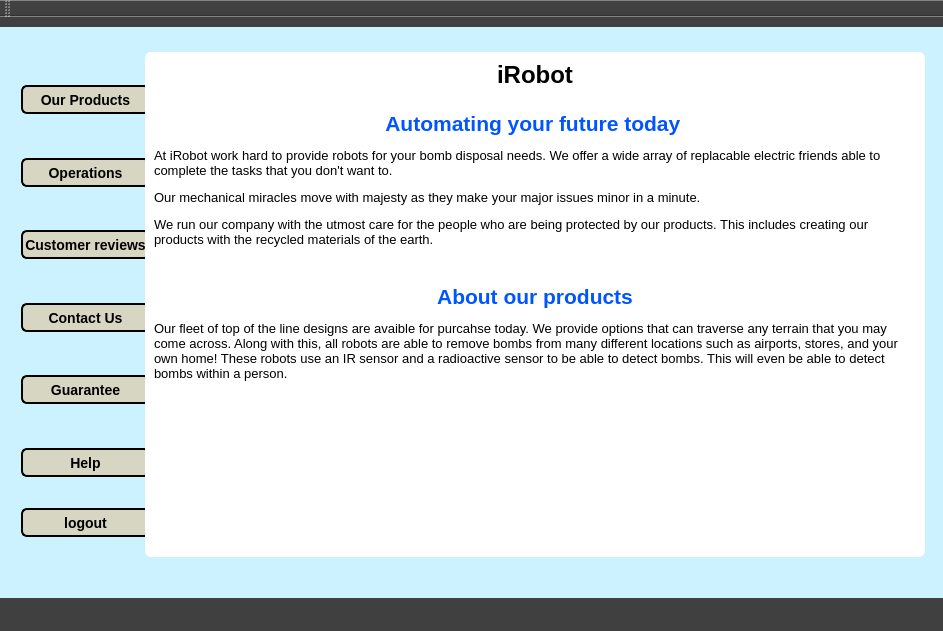
This is IRobot/mainwindow.ui in OwlbitCode/CS-c1-project1 as Qt 5 draws it before an edit. The edited form follows.
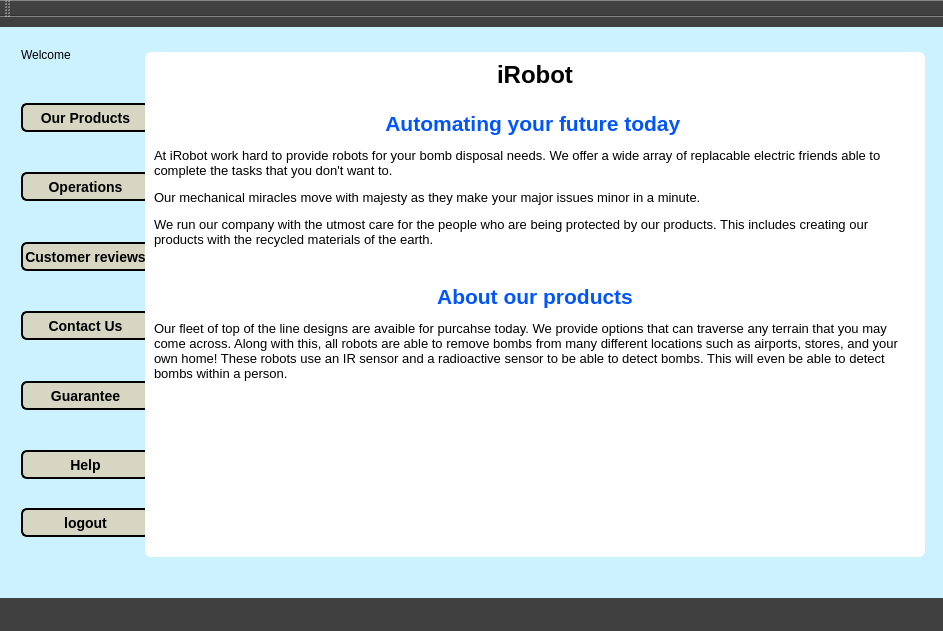
This is the edited form. The open tabs and pages were chosen to show the change. Icons and pictures are not drawn.

The edit to the form file:
```diff
--- a/IRobot/mainwindow.ui
+++ b/IRobot/mainwindow.ui
@@ -286,33 +286,7 @@
        </rect>
       </property>
       <layout class="QGridLayout" name="gridLayout_2">
-       <item row="2" column="1">
-        <spacer name="verticalSpacer_3">
-         <property name="orientation">
-          <enum>Qt::Vertical</enum>
-         </property>
-         <property name="sizeHint" stdset="0">
-          <size>
-           <width>20</width>
-           <height>40</height>
-          </size>
-         </property>
-        </spacer>
-       </item>
-       <item row="6" column="1">
-        <spacer name="verticalSpacer_8">
-         <property name="orientation">
-          <enum>Qt::Vertical</enum>
-         </property>
-         <property name="sizeHint" stdset="0">
-          <size>
-           <width>20</width>
-           <height>40</height>
-          </size>
-         </property>
-        </spacer>
-       </item>
-       <item row="7" column="1">
+       <item row="10" column="1">
         <widget class="QPushButton" name="pushButton_7">
          <property name="styleSheet">
           <string notr="true">font-weight: bold;
@@ -329,15 +303,28 @@
          </property>
         </widget>
        </item>
-       <item row="1" column="2">
+       <item row="9" column="1">
+        <spacer name="verticalSpacer_8">
+         <property name="orientation">
+          <enum>Qt::Vertical</enum>
+         </property>
+         <property name="sizeHint" stdset="0">
+          <size>
+           <width>20</width>
+           <height>40</height>
+          </size>
+         </property>
+        </spacer>
+       </item>
+       <item row="4" column="2">
         <widget class="QLabel" name="helpLabel1">
          <property name="text">
           <string>Click the &quot;Our Products&quot; Button to view and purchase the products we have for sale</string>
          </property>
         </widget>
        </item>
-       <item row="0" column="1">
-        <spacer name="verticalSpacer_5">
+       <item row="5" column="1">
+        <spacer name="verticalSpacer_3">
          <property name="orientation">
           <enum>Qt::Vertical</enum>
          </property>
@@ -350,6 +337,19 @@
         </spacer>
        </item>
        <item row="3" column="1">
+        <spacer name="verticalSpacer_5">
+         <property name="orientation">
+          <enum>Qt::Vertical</enum>
+         </property>
+         <property name="sizeHint" stdset="0">
+          <size>
+           <width>20</width>
+           <height>40</height>
+          </size>
+         </property>
+        </spacer>
+       </item>
+       <item row="6" column="1">
         <widget class="QPushButton" name="opButton">
          <property name="styleSheet">
           <string notr="true">font-weight: bold;
@@ -366,7 +366,7 @@
          </property>
         </widget>
        </item>
-       <item row="9" column="1">
+       <item row="12" column="1">
         <widget class="QPushButton" name="pushButton_6">
          <property name="styleSheet">
           <string notr="true">font-weight: bold;
@@ -383,7 +383,7 @@
          </property>
         </widget>
        </item>
-       <item row="4" column="1">
+       <item row="7" column="1">
         <spacer name="verticalSpacer_2">
          <property name="orientation">
           <enum>Qt::Vertical</enum>
@@ -396,68 +396,61 @@
          </property>
         </spacer>
        </item>
-       <item row="7" column="2">
+       <item row="10" column="2">
         <widget class="QLabel" name="helpLabel2">
          <property name="text">
           <string>Click the &quot;Contact Us&quot; button to reach our team for further help </string>
          </property>
         </widget>
        </item>
-       <item row="11" column="2">
-        <widget class="QLabel" name="helpLabel4">
+       <item row="16" column="2">
+        <widget class="QLabel" name="helpLabel5">
          <property name="text">
-          <string>Click the &quot;Help&quot; button again to hide the help options </string>
+          <string>Click the &quot;Logout&quot; button to logout and return to the login screen</string>
          </property>
         </widget>
        </item>
-       <item row="10" column="2">
-        <spacer name="horizontalSpacer_6">
-         <property name="orientation">
-          <enum>Qt::Horizontal</enum>
-         </property>
-         <property name="sizeHint" stdset="0">
-          <size>
-           <width>40</width>
-           <height>20</height>
-          </size>
-         </property>
-        </spacer>
-       </item>
-       <item row="12" column="1">
-        <spacer name="verticalSpacer">
-         <property name="orientation">
-          <enum>Qt::Vertical</enum>
-         </property>
-         <property name="sizeHint" stdset="0">
-          <size>
-           <width>20</width>
-           <height>28</height>
-          </size>
-         </property>
-        </spacer>
-       </item>
-       <item row="3" column="2">
+       <item row="6" column="2">
         <widget class="QLabel" name="helpLabel6">
          <property name="text">
           <string>Click the &quot;Operations&quot; button to view the details of our robots operating capabilities </string>
          </property>
         </widget>
        </item>
+       <item row="15" column="1">
+        <spacer name="verticalSpacer">
+         <property name="orientation">
+          <enum>Qt::Vertical</enum>
+         </property>
+         <property name="sizeHint" stdset="0">
+          <size>
+           <width>20</width>
+           <height>28</height>
+          </size>
+         </property>
+        </spacer>
+       </item>
        <item row="13" column="2">
-        <widget class="QLabel" name="helpLabel5">
-         <property name="text">
-          <string>Click the &quot;Logout&quot; button to logout and return to the login screen</string>
+        <spacer name="horizontalSpacer_6">
+         <property name="orientation">
+          <enum>Qt::Horizontal</enum>
          </property>
-        </widget>
+         <property name="sizeHint" stdset="0">
+          <size>
+           <width>40</width>
+           <height>20</height>
+          </size>
+         </property>
+        </spacer>
        </item>
-       <item row="9" column="2">
+       <item row="12" column="2">
         <widget class="QLabel" name="helpLabel3">
          <property name="text">
           <string>Click the &quot;Guarantee&quot; button to view our user guarantee</string>
          </property>
         </widget>
        </item>
-       <item row="10" column="1">
+       <item row="13" column="1">
         <spacer name="verticalSpacer_4">
          <property name="orientation">
           <enum>Qt::Vertical</enum>
@@ -470,31 +463,21 @@
          </property>
         </spacer>
        </item>
-       <item row="5" column="2">
+       <item row="8" column="2">
         <widget class="QLabel" name="helpLabel7">
          <property name="text">
           <string>Clidk &quot;Customer Reviews&quot;  to see what our other satisfied customers are saying about us</string>
          </property>
         </widget>
        </item>
-       <item row="5" column="1">
-        <widget class="QPushButton" name="pushButton_20">
-         <property name="styleSheet">
-          <string notr="true">font-weight: bold;
-font-size : 14px;
-color : black;
-background-color : #d6d6c2;
-border-radius : 6px;
-height : 25px;
-width : 125px;
-border: 2px solid black;</string>
-         </property>
+       <item row="14" column="2">
+        <widget class="QLabel" name="helpLabel4">
          <property name="text">
-          <string>Customer reviews</string>
+          <string>Click the &quot;Help&quot; button again to hide the help options </string>
          </property>
         </widget>
        </item>
-       <item row="11" column="1">
+       <item row="14" column="1">
         <widget class="QPushButton" name="pushButton_8">
          <property name="styleSheet">
           <string notr="true">font-weight: bold;
@@ -511,24 +494,7 @@
          </property>
         </widget>
        </item>
-       <item row="1" column="1">
-        <widget class="QPushButton" name="pushButton_5">
-         <property name="styleSheet">
-          <string notr="true">font-weight: bold;
-font-size : 14px;
-color : black;
-background-color : #d6d6c2;
-border-radius : 6px;
-height : 25px;
-width : 125px;
-border: 2px solid black;</string>
-         </property>
-         <property name="text">
-          <string>Our Products</string>
-         </property>
-        </widget>
-       </item>
-       <item row="13" column="1">
+       <item row="16" column="1">
         <widget class="QPushButton" name="pushButton_3">
          <property name="styleSheet">
           <string notr="true">font-weight: bold;
@@ -545,7 +511,41 @@
          </property>
         </widget>
        </item>
+       <item row="4" column="1">
+        <widget class="QPushButton" name="pushButton_5">
+         <property name="styleSheet">
+          <string notr="true">font-weight: bold;
+font-size : 14px;
+color : black;
+background-color : #d6d6c2;
+border-radius : 6px;
+height : 25px;
+width : 125px;
+border: 2px solid black;</string>
+         </property>
+         <property name="text">
+          <string>Our Products</string>
+         </property>
+        </widget>
+       </item>
        <item row="8" column="1">
+        <widget class="QPushButton" name="pushButton_20">
+         <property name="styleSheet">
+          <string notr="true">font-weight: bold;
+font-size : 14px;
+color : black;
+background-color : #d6d6c2;
+border-radius : 6px;
+height : 25px;
+width : 125px;
+border: 2px solid black;</string>
+         </property>
+         <property name="text">
+          <string>Customer reviews</string>
+         </property>
+        </widget>
+       </item>
+       <item row="11" column="1">
         <spacer name="verticalSpacer_6">
          <property name="orientation">
           <enum>Qt::Vertical</enum>
@@ -558,6 +558,24 @@
          </property>
         </spacer>
        </item>
+       <item row="2" column="1">
+        <layout class="QHBoxLayout" name="horizontalLayout_4">
+         <item>
+          <widget class="QLabel" name="label_16">
+           <property name="text">
+            <string>Welcome</string>
+           </property>
+          </widget>
+         </item>
+         <item>
+          <widget class="QLabel" name="CompanyLabel">
+           <property name="text">
+            <string/>
+           </property>
+          </widget>
+         </item>
+        </layout>
+       </item>
       </layout>
      </widget>
      <widget class="QTextBrowser" name="pitchWindow">
```
Left out of the diff: 64 changed lines with no effect on the pictures.
